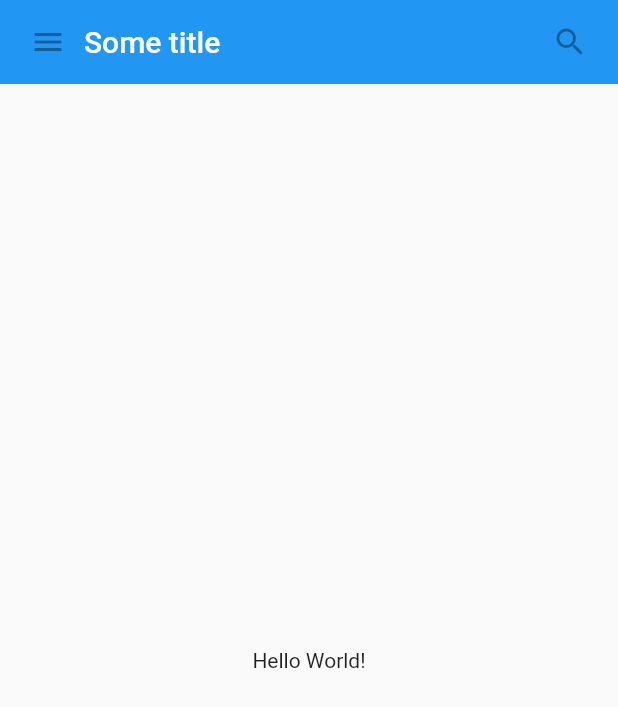
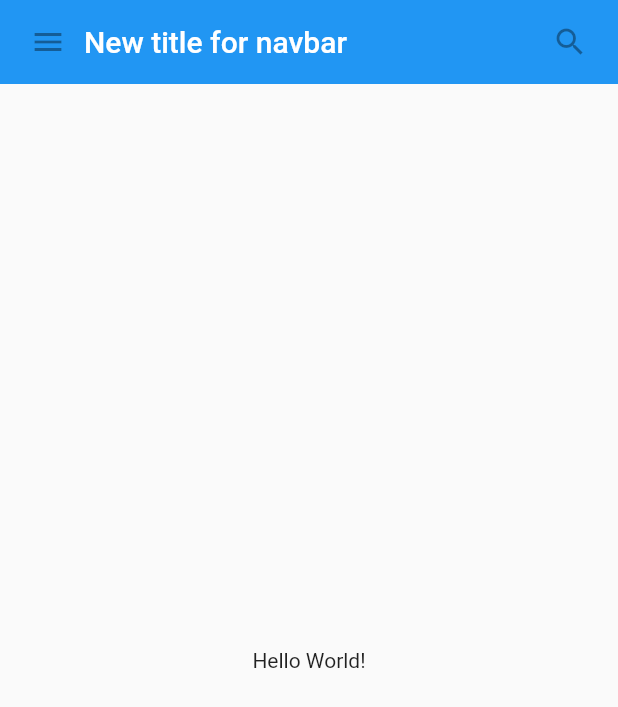
Before and after one commit to Miguelslo27/Flutter-Widget-Framework, a Flutter app: the screen it shows after launch, on a phone screen of 412 x 824 dp. Shown: the top 707 px of the screen. Run offline on Flutter 3.47's test engine with Material 2 defaults, Android fonts, the phone set to English and light mode, and no system bars.

Commit message:
Refactor MyAppBar to receive the title as argument

```diff
--- a/lib/main.dart
+++ b/lib/main.dart
@@ -39,7 +39,9 @@ class MyScaffold extends StatelessWidget {
           //     ]
           //   ),
           // ),
-          MyAppBar(),
+          MyAppBar(
+            title: "New title for navbar"
+          ),
           Expanded(
             child: Center(
               child: Text("Hello World!")
@@ -52,6 +54,10 @@ class MyScaffold extends StatelessWidget {
 }
 
 class MyAppBar extends StatelessWidget {
+  MyAppBar({@required this.title});
+
+  final String title;
+
   @override
   Widget build(BuildContext context) {
     return Container(
@@ -67,7 +73,7 @@ class MyAppBar extends StatelessWidget {
           ),
           Expanded(
             child: Text(
-              "Some title",
+              title,
               style: Theme.of(context).primaryTextTheme.title
             )
           ),
```
